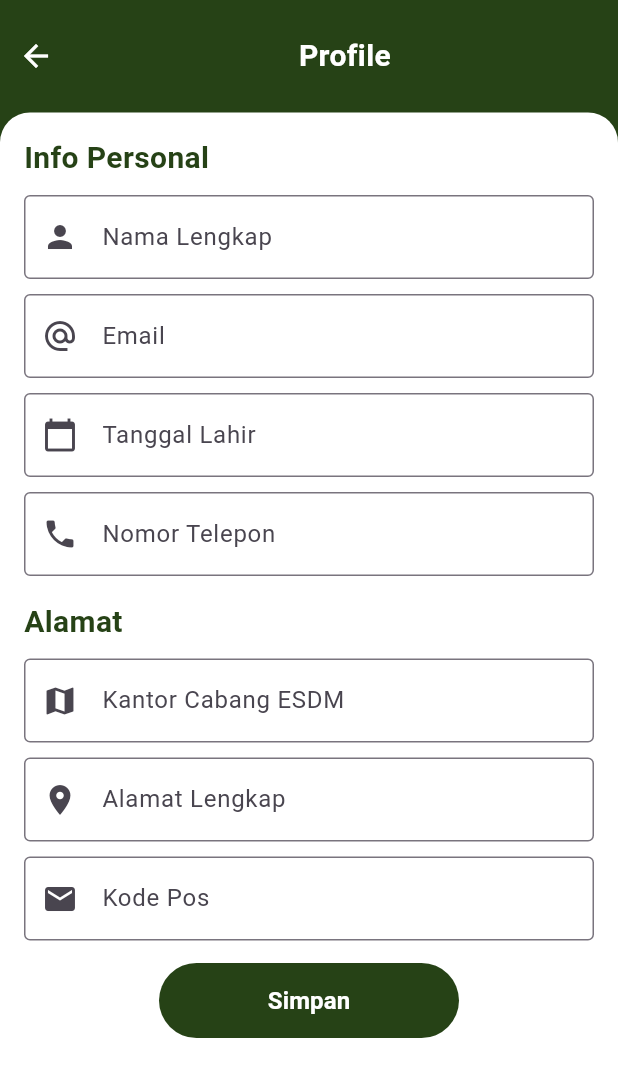
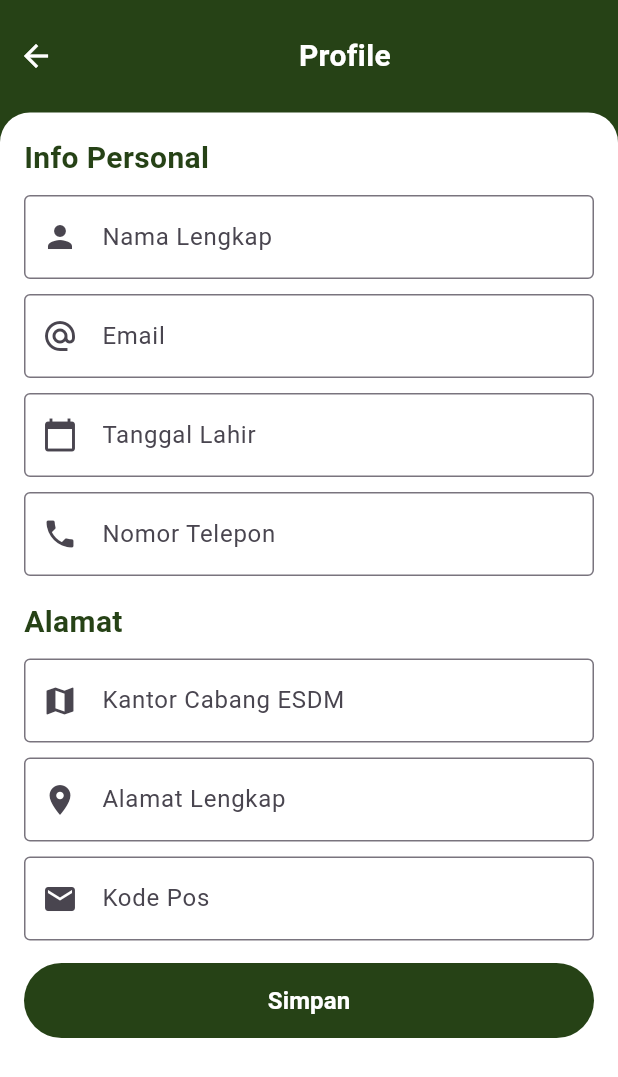
Before and after one commit to proyek-tingkat-ecoplus/tubes_mobpro, a Flutter app: the PersonalDetails screen opened directly, on a phone screen of 412 x 824 dp. Shown: the top 1077 px of the screen. Run offline on Flutter 3.47's test engine with Material 3 defaults, Android fonts, the phone set to English and light mode, and no system bars; our stand-ins replace flutter_animate, flutter_typeahead, geocoding, google_maps_flutter, image_picker, page_transition and 4 more; missing offline and left inert: bottom_picker; accounts and stored records are empty.

Commit message:
changes on button

```diff
--- a/tubes_mobpro/lib/pages/profile_details.dart
+++ b/tubes_mobpro/lib/pages/profile_details.dart
@@ -240,7 +240,7 @@ class _PersonalDetailsState extends State<PersonalDetails> {
                             onPressed: _submitForm,
                             style: TextButton.styleFrom(
                               backgroundColor: Color.fromRGBO(38, 66, 22, 1),
-                              minimumSize: Size(200, 50),
+                              minimumSize: Size(500, 50),
                               padding: EdgeInsets.symmetric(
                                   vertical: 12, horizontal: 20),
                             ),
```
